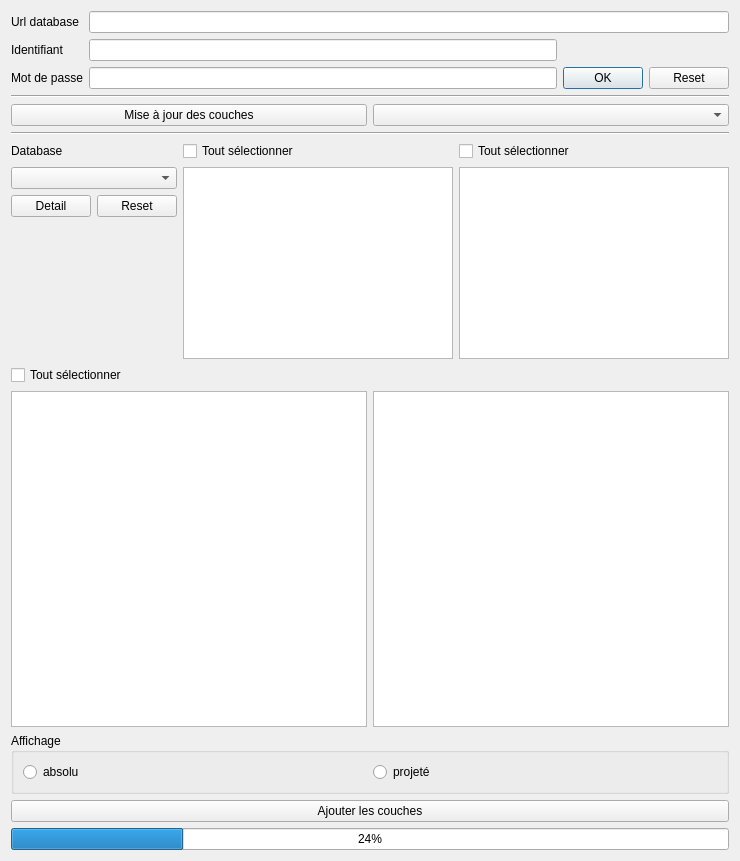
First picture: the form in couchdb_importer/couchdb_importer_dialog_base.ui, repository FranceDigues/SIRS-Digues-PluginQGis, before the edit.
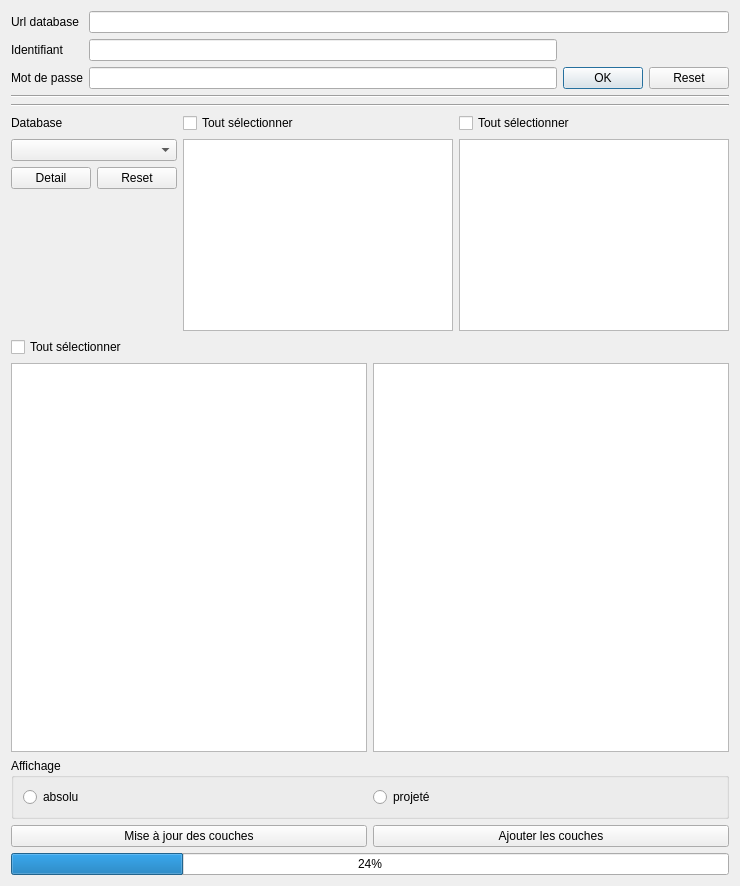
Second picture: the form after the edit.

Commit message: Evolution: Refactoring, modify how the layers and their contents are constructed

```diff
--- a/couchdb_importer/couchdb_importer_dialog_base.ui
+++ b/couchdb_importer/couchdb_importer_dialog_base.ui
@@ -7,7 +7,7 @@
     <x>0</x>
     <y>0</y>
     <width>740</width>
-    <height>861</height>
+    <height>886</height>
    </rect>
   </property>
   <property name="windowTitle">
@@ -69,20 +69,6 @@
      </property>
     </widget>
    </item>
-   <item>
-    <layout class="QHBoxLayout" name="horizontalLayout">
-     <item>
-      <widget class="QPushButton" name="updateLayers">
-       <property name="text">
-        <string>Mise à jour des couches</string>
-       </property>
-      </widget>
-     </item>
-     <item>
-      <widget class="QComboBox" name="database_2"/>
-     </item>
-    </layout>
-   </item>
    <item>
     <widget class="Line" name="line_2">
      <property name="orientation">
@@ -179,11 +165,22 @@
     </widget>
    </item>
    <item>
+    <layout class="QHBoxLayout" name="horizontalLayout">
+     <item>
+      <widget class="QPushButton" name="updateLayers">
+       <property name="text">
+        <string>Mise à jour des couches</string>
+       </property>
+      </widget>
+     </item>
+     <item>
     <widget class="QPushButton" name="addLayers">
      <property name="text">
       <string>Ajouter les couches</string>
      </property>
     </widget>
+     </item>
+    </layout>
    </item>
    <item>
     <widget class="QProgressBar" name="progressBar">
```
Lines whose indentation alone changed are shown as unchanged. The commit also changes 7 other files.
